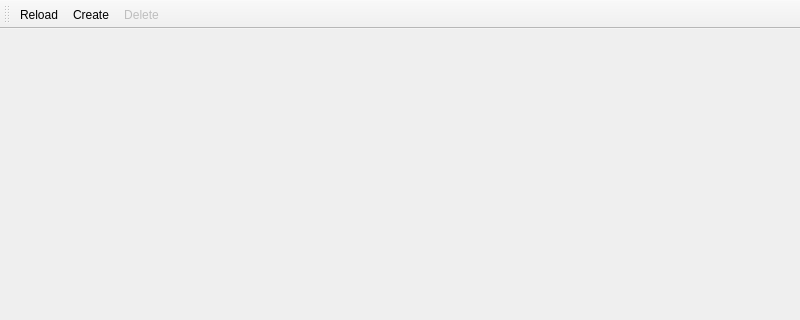
dns-gh/oodevs, file src/applications/timeline_app/main.ui: the form before one commit; both pictures show x 0 to 800 and y 0 to 320 of the 800 by 600 pixel window.
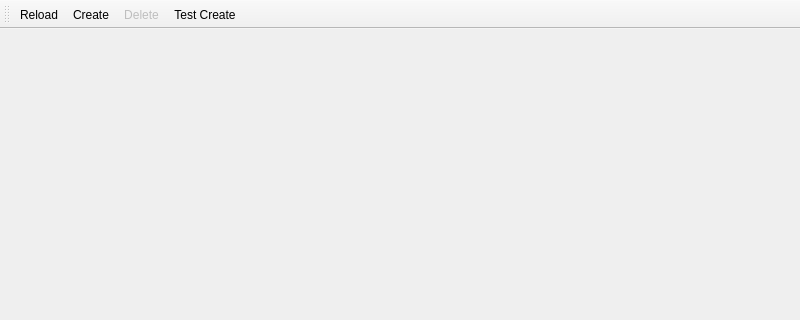
The form after the commit.

Commit message: [test] Test event creation, with or without uuids

The edit to the form file:
```diff
--- a/src/applications/timeline_app/main.ui
+++ b/src/applications/timeline_app/main.ui
@@ -40,6 +40,7 @@
    <addaction name="actionReload"/>
    <addaction name="actionCreate"/>
    <addaction name="actionDelete"/>
+   <addaction name="actionTestCreate"/>
   </widget>
   <widget class="QStatusBar" name="statusBar"/>
   <action name="actionReload">
@@ -60,6 +61,11 @@
     <string>Delete</string>
    </property>
   </action>
+  <action name="actionTestCreate">
+   <property name="text">
+    <string>Test Create</string>
+   </property>
+  </action>
  </widget>
  <resources/>
  <connections/>
```
The commit also changes 3 other files.
